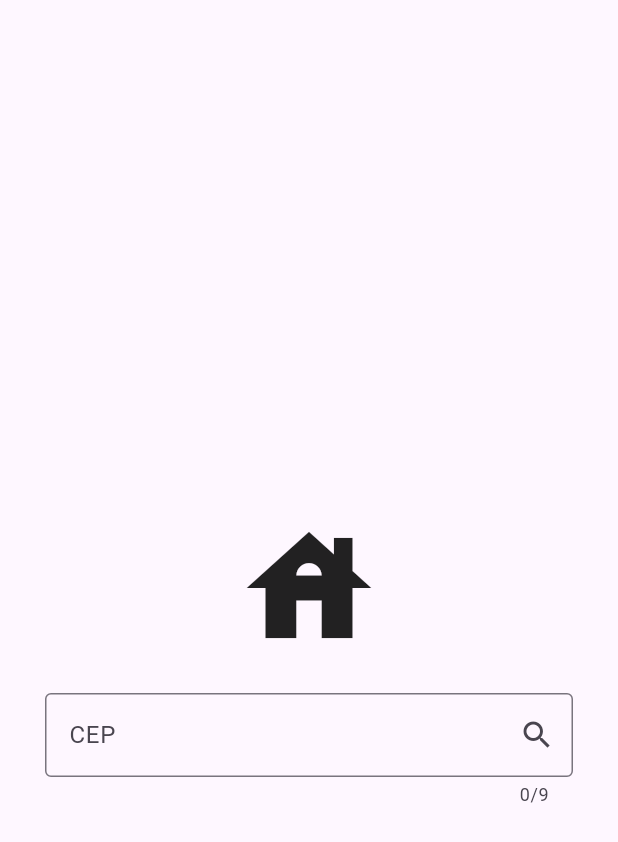
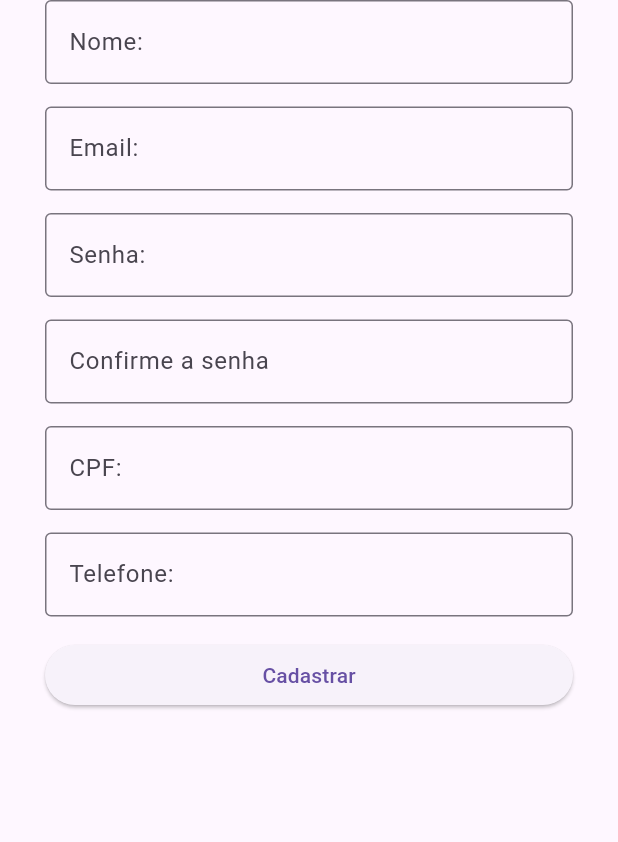
Before and after one commit to guhbarros99/projeto-api-cep, a Flutter app: the screen it shows after launch, on a phone screen of 412 x 824 dp. Shown: the top 842 px of the screen. Run offline on Flutter 3.47's test engine with Material 3 defaults, Android fonts, the phone set to English and light mode, and no system bars; our stand-ins replace cloud_firestore, firebase_auth, shared_preferences; missing offline and left inert: dart:ffi; accounts and stored records are empty.

Commit message:
formulario de cadastrado de usuario

```diff
--- /dev/null
+++ b/lib/Models/user_model.dart
@@ -0,0 +1,38 @@
+
+import 'package:firebase_auth/firebase_auth.dart';
+
+class User{
+
+  final String id;
+  final String nome;
+  final String email;
+  final String telefone;
+  final String cpf;
+  final String senha;
+
+  User({required this.id, required this.nome, required this.email, required this.telefone, required this.cpf, required this.senha});
+
+
+ Map<String,dynamic> toMap(){
+   return {
+    "nome": nome,
+    "email": email,
+    "telefone": telefone,
+    "cpf": cpf,
+    "senha": senha
+   };
+ }
+
+ factory User.fromap(Map<String,dynamic> map, String id){
+  return User(
+    id: id,
+    nome: map["nome"],
+    email: map["email"],
+    telefone: map["telefone"],
+    senha: map["senha"],
+    cpf: map["cpf"],
+
+  );
+ }
+
+}
--- /dev/null
+++ b/lib/Pages/form_cadastro_usuario_page.dart
@@ -0,0 +1,138 @@
+import 'package:flutter/material.dart';
+
+class FormCadastroUsuarioPage extends StatefulWidget {
+  const FormCadastroUsuarioPage({super.key});
+
+  @override
+  State<FormCadastroUsuarioPage> createState() =>
+      _FormCadastroUsuarioPageState();
+}
+
+class _FormCadastroUsuarioPageState extends State<FormCadastroUsuarioPage> {
+  TextEditingController nomeController = TextEditingController();
+  TextEditingController emailController = TextEditingController();
+  TextEditingController telefoneController = TextEditingController();
+  TextEditingController cpfController = TextEditingController();
+  TextEditingController senhaController = TextEditingController();
+  TextEditingController confirmacaoController = TextEditingController();
+
+  GlobalKey<FormState> formKey = GlobalKey<FormState>();
+
+  @override
+  Widget build(BuildContext context) {
+    return SafeArea(
+      child: Scaffold(
+        body: Padding(
+          padding: const EdgeInsets.symmetric(horizontal: 30),
+          child: Column(
+            children: [
+              Form(
+                key: formKey,
+                child: Column(
+                  crossAxisAlignment: CrossAxisAlignment.stretch,
+                  spacing: 15,
+                  children: [
+                    TextFormField(
+                      validator: (value) {
+                        if (value!.isEmpty) {
+                          return "Insira o seu nome";
+                        }
+                        return null;
+                      },
+                      controller: nomeController,
+                      decoration: InputDecoration(
+                        labelText: 'Nome:',
+                        border: OutlineInputBorder(),
+                      ),
+                    ),
+                    TextFormField(
+                      validator: (value) {
+                        final RegExp emailRegex = RegExp(
+                          r'^[a-zA-Z0-9._%+-]+@[a-zA-Z0-9.-]+\.[a-zA-Z]{2,}$',
+                        );
+                        if (emailRegex.hasMatch(value!)) {
+                          return "Email inválido";
+                        }
+
+                        return null;
+                      },
+                      controller: emailController,
+                      decoration: InputDecoration(
+                        labelText: 'Email:',
+                        border: OutlineInputBorder(),
+                      ),
+                    ),
+                    TextFormField(
+                      validator: (value) {
+                        if (value == senhaController.text) {
+                          return "O campo senha é obrigatório";
+                        }
+                        return null;
+                      },
+                      controller: senhaController,
+                      decoration: InputDecoration(
+                        labelText: 'Senha:',
+                        border: OutlineInputBorder(),
+                      ),
+                    ),
+                    TextFormField(
+                      validator: (value) {
+                        if (value != senhaController.text) {
+                          return "A confirmação da senha deve ser digitada";
+                        }
+                        if (value != senhaController.text) {
+                          return "A confirmação da senha está incorreta";
+                        }
+                        return null;
+                      },
+                      controller: confirmacaoController,
+                      decoration: InputDecoration(
+                        labelText: 'Confirme a senha',
+                        border: OutlineInputBorder(),
+                      ),
+                    ),
+                    TextFormField(
+                      validator: (value) {
+                        if (value!.isEmpty) {
+                          return "O campo cpf é obrigatório";
+                        }
+                        return null;
+                      },
+                      controller: nomeController,
+                      decoration: InputDecoration(
+                        labelText: 'CPF:',
+                        border: OutlineInputBorder(),
+                      ),
+                    ),
+                    TextFormField(
+                      validator: (value) {
+                        if (value!.isEmpty) {
+                          return "O campo telefone é obrigatório";
+                        }
+                        return null;
+                      },
+                      controller: telefoneController,
+                      decoration: InputDecoration(
+                        labelText: 'Telefone:',
+                        border: OutlineInputBorder(),
+                      ),
+                    ),
+                    ElevatedButton(
+                      onPressed: () {
+                        if (!formKey.currentState!.validate()) {
+                          return;
+                        }
+                        print("Formulário validado");
+                      },
+                      child: Text('Cadastrar'),
+                    ),
+                  ],
+                ),
+              ),
+            ],
+          ),
+        ),
+      ),
+    );
+  }
+}
--- a/lib/app.dart
+++ b/lib/app.dart
@@ -1,4 +1,5 @@
 import 'package:flutter/material.dart';
+import 'package:projeto_2/Pages/form_cadastro_usuario_page.dart';
 import 'package:projeto_2/Pages/home_page.dart';
 import 'package:projeto_2/main.dart';
 
@@ -10,7 +11,7 @@ class VIACEPAPI extends StatelessWidget {
     return MaterialApp(
       title: 'Flutter Demo',
       debugShowCheckedModeBanner: false,
-      home: const HomePage(title: 'Via CEP API'),
+      home: const FormCadastroUsuarioPage(),
     );
   }
 }
--- a/pubspec.yaml
+++ b/pubspec.yaml
@@ -36,6 +36,9 @@ dependencies:
   cupertino_icons: ^1.0.8
   http: ^1.5.0
   shared_preferences: ^2.5.3
+  firebase_core: ^4.2.0
+  firebase_auth: ^6.1.1
+  cloud_firestore: ^6.0.3
 
 dev_dependencies:
   flutter_test:
```
Also changed, not shown: lib/Services/firebase_service.dart (added, +69 -0 lines), pubspec.lock, 3 other files.
